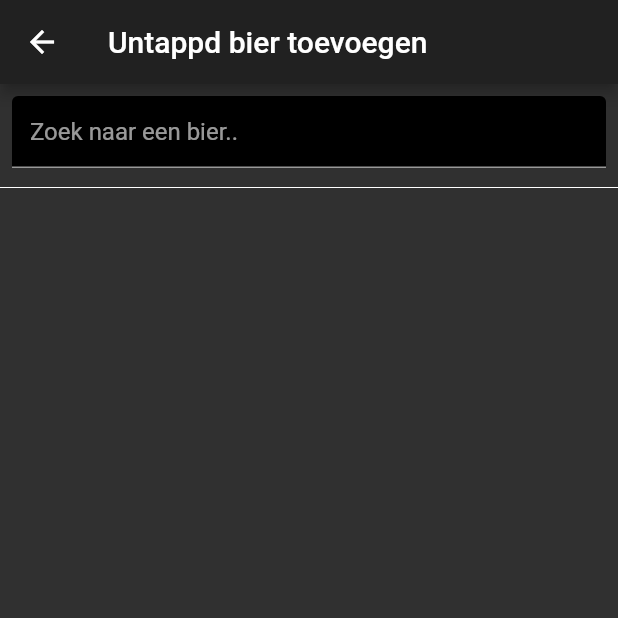
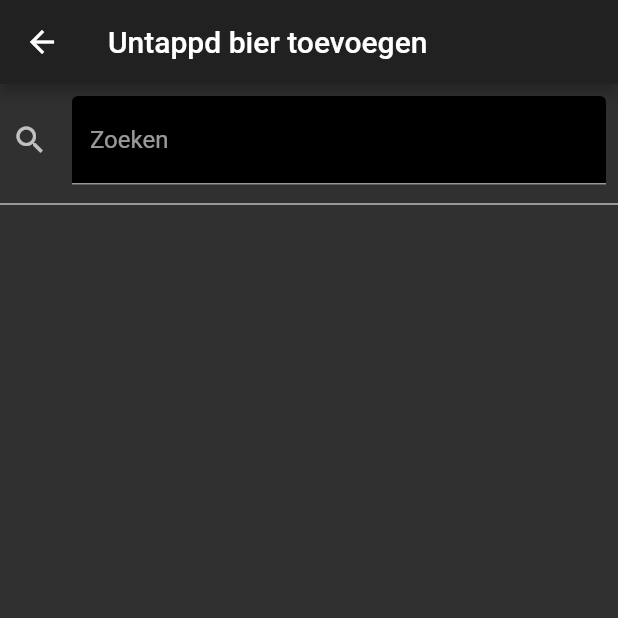
Before and after one commit to rayhvh/goedale_management, a Flutter app: the AddBeerPage screen opened directly, on a phone screen of 412 x 824 dp, the top half of it. Run offline on Flutter 3.47's test engine with Material 2 defaults, Android fonts, the phone set to English and light mode, and no system bars; our stand-ins replace cached_network_image, cloud_firestore, shared_preferences, tuple; accounts and stored records are empty.

Commit message:
Update add_beer_page.dart
icon to search

```diff
--- a/lib/pages/add_beer_page.dart
+++ b/lib/pages/add_beer_page.dart
@@ -29,7 +29,8 @@ class _AddBeerPageState extends State<AddBeerPage> {
             child: TextFormField(
               style: TextStyle(color: Colors.white),
               decoration: InputDecoration(
-                hintText: "Zoek naar een bier..",
+                icon: Icon(Icons.search),
+                hintText: "Naar een bier", labelText: 'Zoeken',
                 fillColor: Colors.black,
                 filled: true,
               ),
```
